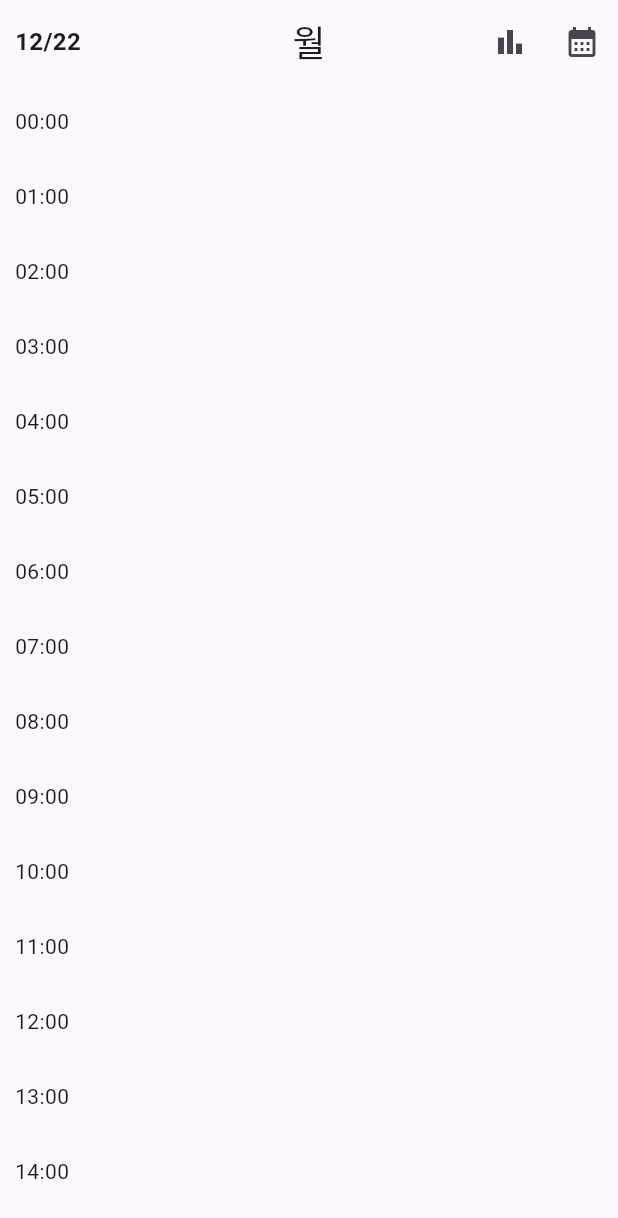
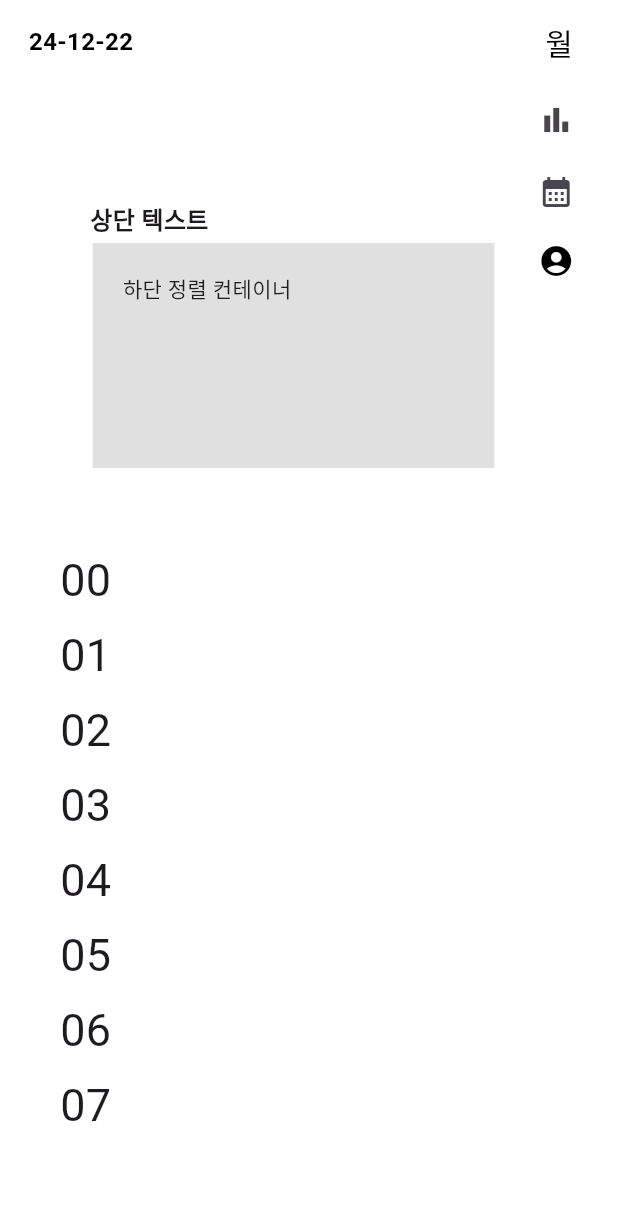
Before and after one commit to qoranreh/climb_leaf2, a Flutter app: the screen it shows after launch, on a phone screen of 412 x 824 dp. Shown: the top 1218 px of the screen. Run offline on Flutter 3.47's test engine with Material 3 defaults, Android fonts, the phone set to English and light mode, and no system bars; our stand-ins replace cloud_firestore, firebase_core, fl_chart, table_calendar; accounts and stored records are empty.

Commit message:
timetable UI 변경

```diff
--- a/lib/main.dart
+++ b/lib/main.dart
@@ -26,6 +26,27 @@ class MyApp extends StatelessWidget {
   Widget build(BuildContext context) {
     return MaterialApp(
       debugShowCheckedModeBanner: false,
+        theme: ThemeData(
+          dialogBackgroundColor: Colors.white,
+          elevatedButtonTheme: ElevatedButtonThemeData(
+            style: ElevatedButton.styleFrom(
+              backgroundColor: Colors.white, // 버튼 배경색
+              foregroundColor: Colors.black, // 버튼 텍스트 색상
+              textStyle: const TextStyle(fontSize: 16), // 텍스트 스타일
+            ),
+          ),
+          textButtonTheme: TextButtonThemeData(
+            style: TextButton.styleFrom(
+              foregroundColor: Colors.black, // TextButton 텍스트 색상
+            ),
+          ),
+          appBarTheme: AppBarTheme(
+            backgroundColor: Colors.white, // 모든 AppBar의 배경색
+            foregroundColor: Colors.black, // 모든 AppBar의 텍스트 및 아이콘 색상
+          ),
+          primarySwatch: Colors.grey, // 앱 전체 색상을 변경
+          scaffoldBackgroundColor: Colors.white, // Scaffold의 기본 배경색 변경
+        ),
       home: const SplashScreen(), // 초기 화면을 SplashScreen으로 설정
     );
   }
--- a/lib/timetable_page.dart
+++ b/lib/timetable_page.dart
@@ -2,7 +2,6 @@
 import 'package:cloud_firestore/cloud_firestore.dart';
 import 'calendar_page.dart';
 import 'package:fl_chart/fl_chart.dart';
-
 
 class TimetablePage extends StatefulWidget {
   const TimetablePage({super.key});
@@ -31,7 +30,8 @@
     for (var day in timetable) {
       for (var hourTasks in day) {
         for (var task in hourTasks) {
-            if (task != 'New Task') { // 'New Task'를 제외
+          if (task != 'New Task') {
+            // 'New Task'를 제외
             summary[task] = (summary[task] ?? 0) + 1; // 작업 수 증가
           }
         }
@@ -39,6 +39,7 @@
     }
     return summary;
   }
+
   Map<String, List<DateTime>> taskHistory = {
     "운동": [
       DateTime.now().subtract(Duration(days: 1)),
@@ -59,7 +60,8 @@
   @override
   void initState() {
     super.initState();
-      pageController = PageController(initialPage: selectedDates.weekday - 1); // 현재 요일에 맞는 페이지로 초기화
+    pageController = PageController(
+        initialPage: selectedDates.weekday - 1); // 현재 요일에 맞는 페이지로 초기화
     currentWeekKey = _getWeekKey(selectedDates); // 주 키 계산
     _loadWeekData(); // 현재 주 데이터 Firestore에서 로드
   }
@@ -81,13 +83,13 @@
   }
 
   // 작업 편집 및 삭제 메서드
-    void editTask(BuildContext context, int dayIndex, int hourIndex, [int? taskIndex]) {
+  void editTask(BuildContext context, int dayIndex, int hourIndex,
+      [int? taskIndex]) {
     TextEditingController textController = TextEditingController();
 
     // 요약 데이터를 가져와서 상위 3개의 작업만 표시
     Map<String, int> summary = getTaskSummary();
-      List<MapEntry<String, int>> sortedEntries = summary.entries
-          .toList()
+    List<MapEntry<String, int>> sortedEntries = summary.entries.toList()
       ..sort((a, b) => b.value.compareTo(a.value)); // value 높은 순 정렬
 
     List<String> topTasks = sortedEntries
@@ -110,7 +112,8 @@
             children: [
               TextField(
                 controller: textController, // 입력받을 텍스트 컨트롤러
-                  decoration: const InputDecoration(hintText: 'Enter task name'), // 힌트 텍스트
+                decoration: const InputDecoration(
+                    hintText: 'Enter task name'), // 힌트 텍스트
               ),
               const SizedBox(height: 8.0), // 간격 추가
               if (topTasks.isNotEmpty) ...[
@@ -141,7 +144,8 @@
                 setState(() {
                   if (taskIndex != null) {
                     // 기존 작업 수정
-                      timetable[dayIndex][hourIndex][taskIndex] = textController.text;
+                    timetable[dayIndex][hourIndex][taskIndex] =
+                        textController.text;
                   } else {
                     // 새 작업 추가
                     timetable[dayIndex][hourIndex].add(textController.text);
@@ -181,7 +185,8 @@
     // 2. Firestore에서 데이터를 가져오기
     List<int> taskCounts = List.filled(31, 0); // 최대 크기 31
     Map<String, int> taskSummary = getTaskSummary(); // 입력된 task 요약
-      String selectedTask = taskSummary.isNotEmpty ? taskSummary.keys.first : ''; // 초기 선택 Task
+    String selectedTask =
+        taskSummary.isNotEmpty ? taskSummary.keys.first : ''; // 초기 선택 Task
 
     if (selectedTask.isNotEmpty) {
       QuerySnapshot querySnapshot = await _firestore
@@ -242,7 +247,9 @@
                         child: Text(
                           task,
                           style: TextStyle(
-                              color: selectedTask == task ? Colors.white : Colors.black,
+                            color: selectedTask == task
+                                ? Colors.white
+                                : Colors.black,
                           ),
                         ),
                       );
@@ -258,7 +265,10 @@
                         minX: 0,
                         maxX: now.day.toDouble() - 1,
                         minY: 0,
-                          maxY: taskCounts.reduce((a, b) => a > b ? a : b).toDouble() + 1,
+                        maxY: taskCounts
+                                .reduce((a, b) => a > b ? a : b)
+                                .toDouble() +
+                            1,
                         lineBarsData: [
                           LineChartBarData(
                             spots: _generateSpots(),
@@ -291,7 +301,8 @@
 
       // 선택된 날짜를 페이지 인덱스에 맞게 변경
       int difference = pageIndex - (selectedDates.weekday - 1);
-        selectedDates = selectedDates.add(Duration(days: difference)); // 정확한 날짜 갱신
+      selectedDates =
+          selectedDates.add(Duration(days: difference)); // 정확한 날짜 갱신
       currentWeekKey = _getWeekKey(selectedDates); // 주 키 갱신
       _loadWeekData(); // Firestore에서 새 데이터 로드
     });
@@ -299,7 +310,8 @@
 
   // 주의 시작일을 키로 사용 (yyyy-MM-dd 형식)
   String _getWeekKey(DateTime date) {
-      DateTime monday = date.subtract(Duration(days: date.weekday - 1)); // 해당 주의 월요일 계산
+    DateTime monday =
+        date.subtract(Duration(days: date.weekday - 1)); // 해당 주의 월요일 계산
     return monday.toIso8601String().split('T').first; // yyyy-MM-dd 포맷 반환
   }
 
@@ -325,14 +337,15 @@
     }
   }
 
-
   // Firestore에 주차별 데이터 저장
   Future<void> _saveWeekData() async {
     try {
       Map<String, dynamic> serializedTimetable = {};
       for (int dayIndex = 0; dayIndex < timetable.length; dayIndex++) {
         Map<String, List<String>> dayMap = {};
-          for (int hourIndex = 0; hourIndex < timetable[dayIndex].length; hourIndex++) {
+        for (int hourIndex = 0;
+            hourIndex < timetable[dayIndex].length;
+            hourIndex++) {
           dayMap[hourIndex.toString()] = timetable[dayIndex][hourIndex];
         }
         serializedTimetable[dayIndex.toString()] = dayMap;
@@ -351,16 +364,20 @@
   // Firestore에서 주차별 데이터 로드
   Future<void> _loadWeekData() async {
     try {
-        final doc = await _firestore.collection('timetables').doc(currentWeekKey).get();
+      final doc =
+          await _firestore.collection('timetables').doc(currentWeekKey).get();
       if (doc.exists) {
         final data = doc.data();
         if (data != null && data['days'] != null) {
           setState(() {
             timetable = List.generate(7, (dayIndex) {
               // Firestore의 Map 데이터를 읽어오고, 없는 경우 빈 데이터 생성
-                final dayMap = data['days'][dayIndex.toString()] as Map<String, dynamic>? ?? {};
+              final dayMap =
+                  data['days'][dayIndex.toString()] as Map<String, dynamic>? ??
+                      {};
               return List.generate(24, (hourIndex) {
-                  return List<String>.from(dayMap[hourIndex.toString()] ?? []); // 빈 리스트 기본값
+                return List<String>.from(
+                    dayMap[hourIndex.toString()] ?? []); // 빈 리스트 기본값
               });
             });
           });
@@ -371,7 +388,8 @@
         }
       } else {
         // 문서가 없는 경우
-          print('No document found for week: $currentWeekKey. Initializing empty data.');
+        print(
+            'No document found for week: $currentWeekKey. Initializing empty data.');
         _initializeEmptyTimetable(); // 빈 데이터로 초기화
       }
     } catch (e) {
@@ -383,33 +401,95 @@
   // 빈 데이터 초기화 함수
   void _initializeEmptyTimetable() {
     setState(() {
-        timetable = List.generate(7, (index) => List.generate(24, (i) => [])); // 빈 리스트 생성
+      timetable =
+          List.generate(7, (index) => List.generate(24, (i) => [])); // 빈 리스트 생성
     });
   }
-
-
 
   @override
   Widget build(BuildContext context) {
     return Scaffold(
       appBar: AppBar(
+        leadingWidth: 100.0,
         leading: Padding(
             padding: const EdgeInsets.only(left: 8.0),
             child: Center(
               child: Text(
-                    '${selectedDates.month}/${selectedDates.day}', // 현재 날짜 (MM/DD 형식)
+                '${selectedDates.year % 100}-${selectedDates.month.toString().padLeft(2, '0')}-${selectedDates.day.toString().padLeft(2, '0')}', // YY-MM-DD 형식
                 style: const TextStyle(
                   fontSize: 16,
                   fontWeight: FontWeight.bold,
                 ),
-                  ),)),
-          title: Text(currentDay, style: const TextStyle(fontSize: 24)),
+              ),
+            )),
         centerTitle: true,
         actions: [
+          Text(currentDay, style: const TextStyle(fontSize: 20)),
+          SizedBox(
+            width: 30,
+          )
+        ],
+      ),
+      body: Column(
+        children: [
+          // 위쪽 영역
+          Expanded(
+            flex: 1, // 전체 상단 공간 비율
+            child: Row(
+              children: [
+                // 좌측 공간
+                Expanded(
+                  flex: 4, // 9:1 비율
+                  child: Column(
+                    children: [
+                      // 상단 텍스트
+                      Expanded(
+                        flex: 2, // 2:8 비율
+                        child: Container(
+                          color: Colors.white,
+                          alignment: Alignment.bottomLeft,
+                          margin: EdgeInsets.fromLTRB(60, 0, 0, 0),
+                          child: const Text(
+                            '상단 텍스트',
+                            style: TextStyle(
+                                fontSize: 16, fontWeight: FontWeight.bold),
+                          ),
+                        ),
+                      ),
+                      // 하단 회색 컨테이너
+                      Expanded(
+                        flex: 3, // 2:8 비율
+                        child: Container(
+                          color: Colors.white, // 회색 배경
+                          alignment: Alignment.bottomRight, // 아래로 정렬
+
+                          child: Container(
+                            width: MediaQuery.of(context).size.width * 0.65,
+                            height: 150,
+                            padding: EdgeInsets.fromLTRB(20, 20, 20, 20),
+                            color: Colors.black12,
+                            child: const Text(
+                              '하단 정렬 컨테이너',
+                              style: TextStyle(
+                                  color: Colors.black87, fontSize: 14),
+                            ),
+                          ),
+                        ),
+                      ),
+                    ],
+                  ),
+                ),
+                // 우측 공간
+                Expanded(
+                  flex: 1, // 9:1 비율
+                  child: Column(
+                    mainAxisAlignment: MainAxisAlignment.start, // 위에서부터 정렬
+                    children: [
                       IconButton(
                         icon: const Icon(Icons.bar_chart),
                         onPressed: () {
-                Map<DateTime, Map<String, int>> wrappedTaskData = taskData.map((date, count) {
+                          Map<DateTime, Map<String, int>> wrappedTaskData =
+                              taskData.map((date, count) {
                             return MapEntry(date, {'defaultTask': count});
                           });
                           showSummaryModal(context);
@@ -419,39 +499,63 @@
                         icon: const Icon(Icons.calendar_month),
                         onPressed: _navigateToCalendarPage,
                       ),
+                      SizedBox(height: 10),
+                      Icon(Icons.account_circle, color: Colors.black),
                     ],
                   ),
-        body: PageView.builder(
+                ),
+              ],
+            ),
+          ),
+          // 아래쪽 ListView.builder
+          Expanded(
+            flex: 2, // 비율 조정 가능
+            child: Container(
+              padding: EdgeInsets.fromLTRB(30, 50, 30, 60),
+              color: Colors.white,
+              child: PageView.builder(
                 controller: pageController,
                 itemCount: days.length,
                 scrollDirection: Axis.horizontal,
-          onPageChanged: _onPageChanged, // 페이지 변경 이벤트 처리
+                onPageChanged: _onPageChanged,
+                // 페이지 변경 이벤트 처리
                 itemBuilder: (context, dayIndex) {
                   return ListView.builder(
                     itemCount: hoursInDay,
                     itemBuilder: (context, hourIndex) {
                       return GestureDetector(
-                  onDoubleTap: () => addTask(dayIndex, hourIndex), // 더블탭으로 작업 추가
+                        onDoubleTap: () => addTask(dayIndex, hourIndex),
+                        // 더블탭으로 작업 추가
                         child: Row(
                           children: [
                             Container(
                               margin: const EdgeInsets.fromLTRB(10, 0, 0, 0),
                               width: 60,
-                        child: Text('${hourIndex.toString().padLeft(2, '0')}:00'),
+                              child: Text(
+                                hourIndex.toString().padLeft(2, '0'),
+                                style: TextStyle(fontSize: 30),
+                              ),
                             ),
                             Container(
                               width: 200,
                               height: 50,
                               child: ListView.builder(
                                 scrollDirection: Axis.horizontal,
-                          itemCount: timetable[dayIndex][hourIndex].length,
+                                itemCount:
+                                    timetable[dayIndex][hourIndex].length,
                                 itemBuilder: (context, taskIndex) {
-                            String task = timetable[dayIndex][hourIndex][taskIndex];
+                                  String task =
+                                      timetable[dayIndex][hourIndex][taskIndex];
                                   return Padding(
-                              padding: const EdgeInsets.symmetric(horizontal: 2.0),
+                                    padding: const EdgeInsets.symmetric(
+                                        horizontal: 2.0),
                                     child: TextButton(
-                                onPressed: () => editTask(context, dayIndex, hourIndex, taskIndex),
-                                child: Text(task),
+                                      onPressed: () => editTask(context,
+                                          dayIndex, hourIndex, taskIndex),
+                                      child: Text(
+                                        task,
+                                        style: TextStyle(fontSize: 30),
+                                      ),
                                     ),
                                   );
                                 },
@@ -464,6 +568,10 @@
                   );
                 },
               ),
+            ),
+          ),
+        ],
+      ),
     );
   }
 }
```
Lines whose indentation alone changed are shown as unchanged.
